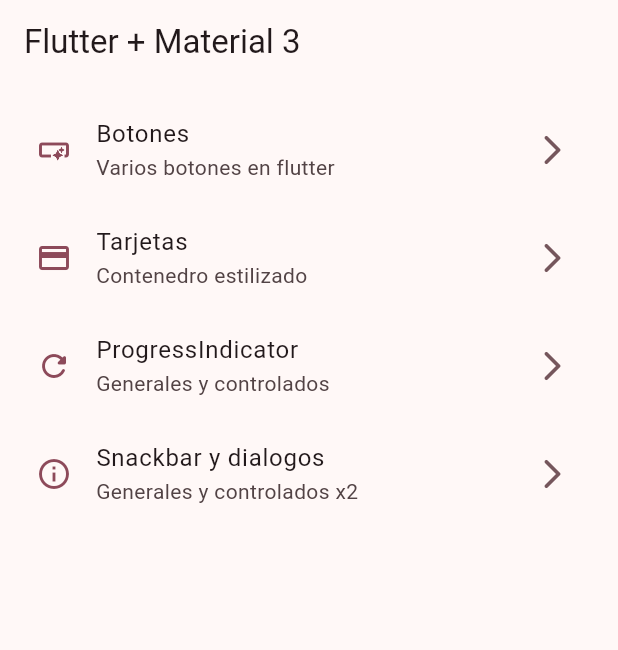
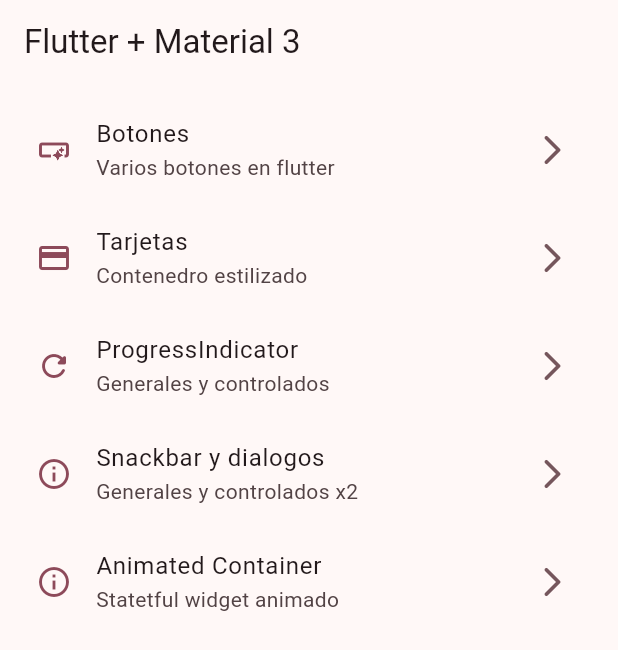
Before and after one commit to xXSkayLabXx/widgets_app, a Flutter app: the screen it shows after launch, on a phone screen of 412 x 824 dp. Shown: the top 650 px of the screen. Run offline on Flutter 3.47's test engine with Material 2 defaults, Android fonts, the phone set to English and light mode, and no system bars; our stand-ins replace go_router.

Commit message:
animated container terminado

```diff
--- a/lib/config/menu/menu_items.dart
+++ b/lib/config/menu/menu_items.dart
@@ -34,4 +34,9 @@ const appMenuItems = <MenuItem>[
       subTitle: 'Generales y controlados x2',
       link: '/snackbar',
       icon: Icons.info_outline),
+  MenuItem(
+      title: 'Animated Container',
+      subTitle: 'Statetful widget animado',
+      link: '/animated',
+      icon: Icons.info_outline),
 ];
--- a/lib/config/router/app_router.dart
+++ b/lib/config/router/app_router.dart
@@ -27,4 +27,9 @@ final appRouter = GoRouter(initialLocation: '/', routes: [
     name: SnackbarScreen.name,
     builder: (context, state) => const SnackbarScreen(),
   ),
+  GoRoute(
+    path: '/animated',
+    name: AnimatedScreen.name,
+    builder: (context, state) => const AnimatedScreen(),
+  ),
 ]);
```
Also changed, not shown: lib/presentation/screens/animated/animated_screen.dart (+49 -2 lines).
